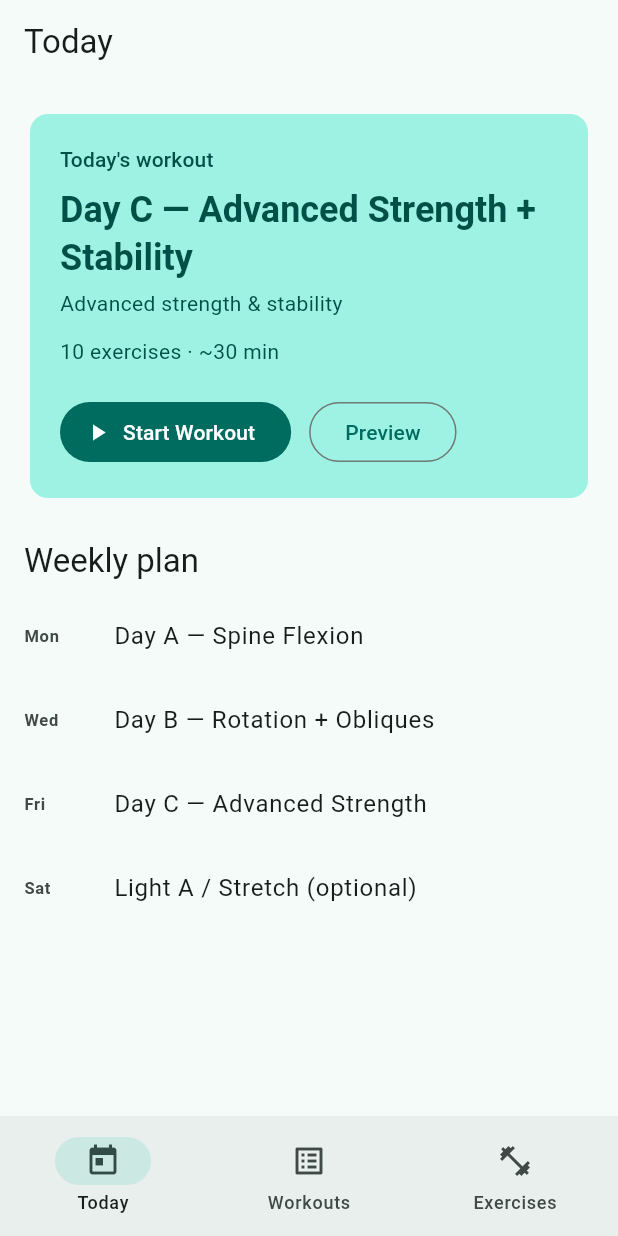
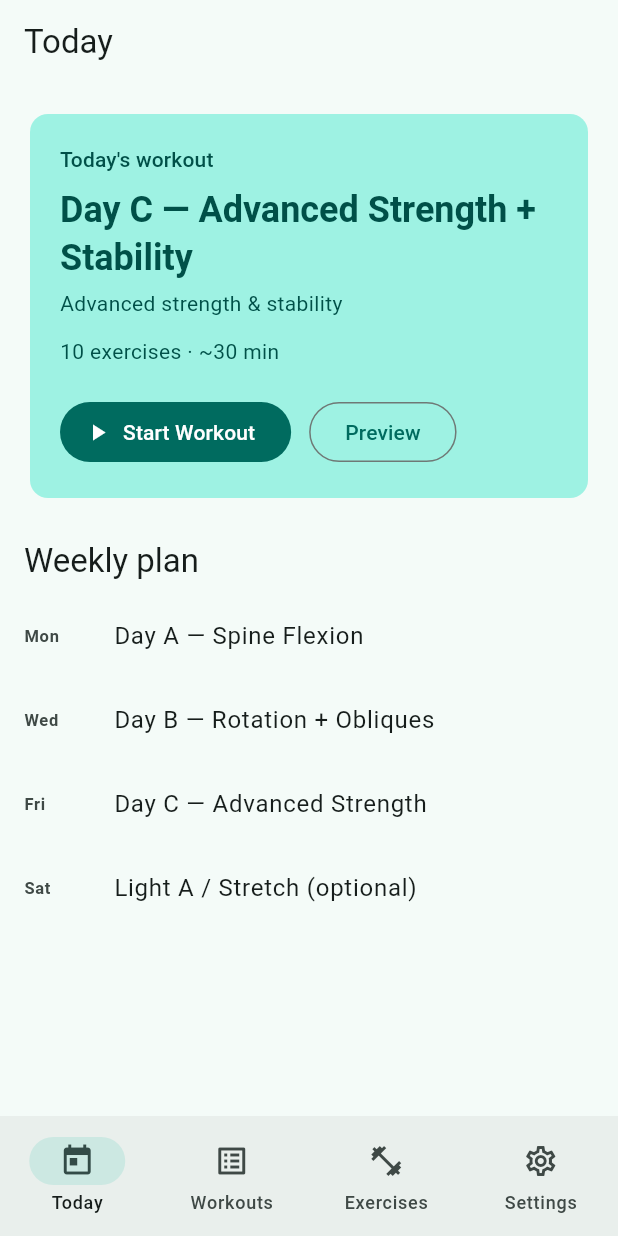
Before and after one commit to adanminhas/Workout-Application, a Flutter app: the screen it shows after launch, on a phone screen of 412 x 824 dp. Run offline on Flutter 3.47's test engine with Material 3 defaults, Android fonts, the light colour scheme and no system bars; our stand-ins replace shared_preferences.

Commit message:
feat(settings): add theme chooser (mode + accent color)
New Settings tab with a light/dark/system toggle and an accent color
picker (curated palette + a custom hue slider). Preferences persist via
shared_preferences through a ThemeController that rebuilds MaterialApp.

```diff
--- a/lib/main.dart
+++ b/lib/main.dart
@@ -1,31 +1,33 @@
 import 'package:flutter/material.dart';
 
 import 'screens/home_shell.dart';
+import 'theme/theme_controller.dart';
 
-void main() {
-  runApp(const SetFlowApp());
+Future<void> main() async {
+  WidgetsFlutterBinding.ensureInitialized();
+  final themeController = await ThemeController.load();
+  runApp(SetFlowApp(themeController: themeController));
 }
 
 class SetFlowApp extends StatelessWidget {
-  const SetFlowApp({super.key});
+  const SetFlowApp({super.key, required this.themeController});
+
+  final ThemeController themeController;
 
   @override
   Widget build(BuildContext context) {
-    final colorScheme = ColorScheme.fromSeed(
-      seedColor: const Color(0xFF00897B), // teal — "moving through sets"
-    );
-    final darkColorScheme = ColorScheme.fromSeed(
-      seedColor: const Color(0xFF00897B),
-      brightness: Brightness.dark,
-    );
-
-    return MaterialApp(
-      title: 'SetFlow',
-      debugShowCheckedModeBanner: false,
-      theme: ThemeData(colorScheme: colorScheme, useMaterial3: true),
-      darkTheme: ThemeData(colorScheme: darkColorScheme, useMaterial3: true),
-      themeMode: ThemeMode.system,
-      home: const HomeShell(),
+    return ListenableBuilder(
+      listenable: themeController,
+      builder: (context, _) {
+        return MaterialApp(
+          title: 'SetFlow',
+          debugShowCheckedModeBanner: false,
+          theme: themeController.themeFor(Brightness.light),
+          darkTheme: themeController.themeFor(Brightness.dark),
+          themeMode: themeController.themeMode,
+          home: HomeShell(themeController: themeController),
+        );
+      },
     );
   }
 }
--- a/lib/screens/home_shell.dart
+++ b/lib/screens/home_shell.dart
@@ -1,13 +1,17 @@
 import 'package:flutter/material.dart';
 
+import '../theme/theme_controller.dart';
 import 'exercises_screen.dart';
+import 'settings_screen.dart';
 import 'today_screen.dart';
 import 'workouts_screen.dart';
 
-/// Bottom-navigation shell hosting the three Phase 1 tabs.
-/// History and Settings tabs arrive in later phases.
+/// Bottom-navigation shell hosting the Phase 1 tabs plus Settings.
+/// A History tab arrives with Phase 6.
 class HomeShell extends StatefulWidget {
-  const HomeShell({super.key});
+  const HomeShell({super.key, required this.themeController});
+
+  final ThemeController themeController;
 
   @override
   State<HomeShell> createState() => _HomeShellState();
@@ -16,16 +20,17 @@ class HomeShell extends StatefulWidget {
 class _HomeShellState extends State<HomeShell> {
   int _index = 0;
 
-  static const _tabs = [
-    TodayScreen(),
-    WorkoutsScreen(),
-    ExercisesScreen(),
-  ];
-
   @override
   Widget build(BuildContext context) {
+    final tabs = [
+      const TodayScreen(),
+      const WorkoutsScreen(),
+      const ExercisesScreen(),
+      SettingsScreen(themeController: widget.themeController),
+    ];
+
     return Scaffold(
-      body: IndexedStack(index: _index, children: _tabs),
+      body: IndexedStack(index: _index, children: tabs),
       bottomNavigationBar: NavigationBar(
         selectedIndex: _index,
         onDestinationSelected: (i) => setState(() => _index = i),
@@ -45,6 +50,11 @@ class _HomeShellState extends State<HomeShell> {
             selectedIcon: Icon(Icons.fitness_center),
             label: 'Exercises',
           ),
+          NavigationDestination(
+            icon: Icon(Icons.settings_outlined),
+            selectedIcon: Icon(Icons.settings),
+            label: 'Settings',
+          ),
         ],
       ),
     );
--- /dev/null
+++ b/lib/theme/theme_controller.dart
@@ -0,0 +1,56 @@
+import 'package:flutter/material.dart';
+import 'package:shared_preferences/shared_preferences.dart';
+
+/// Holds the user's theme preferences (light/dark/system + accent seed color)
+/// and persists them locally with shared_preferences. Listen to this to rebuild
+/// [MaterialApp] when the choice changes.
+class ThemeController extends ChangeNotifier {
+  ThemeController._(this._prefs, this._themeMode, this._seedColor);
+
+  static const _kThemeMode = 'theme_mode';
+  static const _kSeedColor = 'seed_color';
+
+  /// Default accent — teal ("moving through sets").
+  static const Color defaultSeed = Color(0xFF00897B);
+
+  final SharedPreferences _prefs;
+  ThemeMode _themeMode;
+  Color _seedColor;
+
+  ThemeMode get themeMode => _themeMode;
+  Color get seedColor => _seedColor;
+
+  /// Loads saved preferences (or sensible defaults) before the app builds.
+  static Future<ThemeController> load() async {
+    final prefs = await SharedPreferences.getInstance();
+    final mode = ThemeMode.values[
+        (prefs.getInt(_kThemeMode) ?? ThemeMode.system.index)
+            .clamp(0, ThemeMode.values.length - 1)];
+    final seed = Color(prefs.getInt(_kSeedColor) ?? defaultSeed.toARGB32());
+    return ThemeController._(prefs, mode, seed);
+  }
+
+  void setThemeMode(ThemeMode mode) {
+    if (mode == _themeMode) return;
+    _themeMode = mode;
+    _prefs.setInt(_kThemeMode, mode.index);
+    notifyListeners();
+  }
+
+  void setSeedColor(Color color) {
+    if (color.toARGB32() == _seedColor.toARGB32()) return;
+    _seedColor = color;
+    _prefs.setInt(_kSeedColor, color.toARGB32());
+    notifyListeners();
+  }
+
+  ThemeData themeFor(Brightness brightness) {
+    return ThemeData(
+      colorScheme: ColorScheme.fromSeed(
+        seedColor: _seedColor,
+        brightness: brightness,
+      ),
+      useMaterial3: true,
+    );
+  }
+}
--- a/pubspec.yaml
+++ b/pubspec.yaml
@@ -34,6 +34,7 @@ dependencies:
   # The following adds the Cupertino Icons font to your application.
   # Use with the CupertinoIcons class for iOS style icons.
   cupertino_icons: ^1.0.8
+  shared_preferences: ^2.5.5
 
 dev_dependencies:
   flutter_test:
```
Also changed, not shown: lib/screens/settings_screen.dart (added, +215 -0 lines), pubspec.lock, 1 other file.
